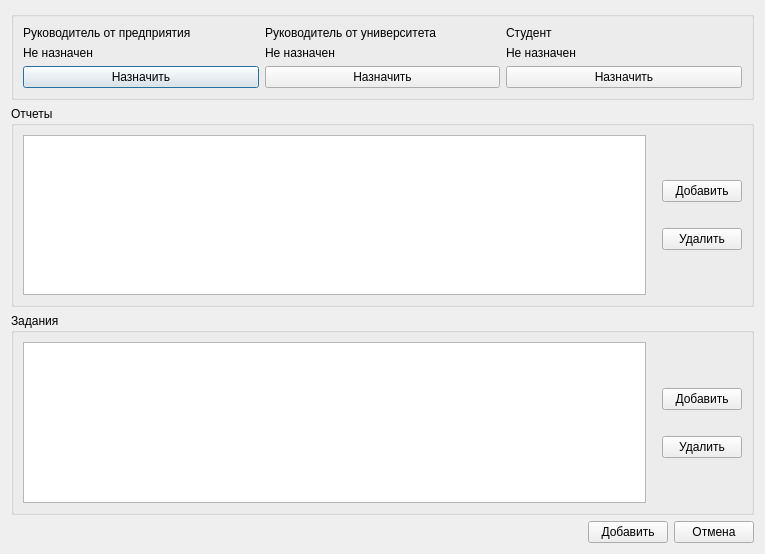
Qt form ui/passingpracticewindow.ui (7enSmile/clientVKR) before a commit.
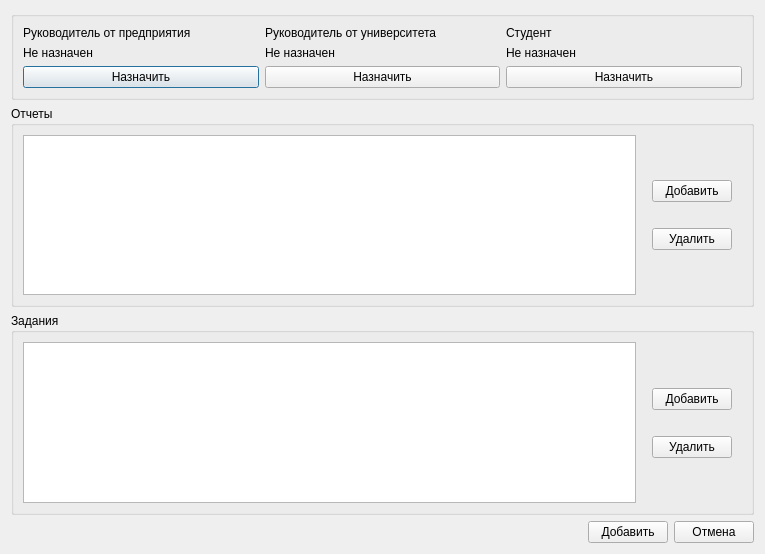
The same form after that commit.

Diff of the .ui file:
```diff
--- a/ui/passingpracticewindow.ui
+++ b/ui/passingpracticewindow.ui
@@ -131,7 +131,7 @@
            <enum>QAbstractItemView::SingleSelection</enum>
           </property>
           <attribute name="horizontalHeaderVisible">
-           <bool>true</bool>
+           <bool>false</bool>
           </attribute>
           <attribute name="horizontalHeaderDefaultSectionSize">
            <number>100</number>
@@ -219,6 +219,22 @@
         </item>
        </layout>
       </item>
+      <item>
+       <spacer name="horizontalSpacer">
+        <property name="orientation">
+         <enum>Qt::Horizontal</enum>
+        </property>
+        <property name="sizeType">
+         <enum>QSizePolicy::Fixed</enum>
+        </property>
+        <property name="sizeHint" stdset="0">
+         <size>
+          <width>10</width>
+          <height>20</height>
+         </size>
+        </property>
+       </spacer>
+      </item>
      </layout>
     </widget>
    </item>
@@ -236,7 +252,7 @@
            <enum>QAbstractItemView::SingleSelection</enum>
           </property>
           <attribute name="horizontalHeaderVisible">
-           <bool>true</bool>
+           <bool>false</bool>
           </attribute>
           <attribute name="horizontalHeaderDefaultSectionSize">
            <number>100</number>
@@ -324,6 +340,22 @@
         </item>
        </layout>
       </item>
+      <item>
+       <spacer name="horizontalSpacer_3">
+        <property name="orientation">
+         <enum>Qt::Horizontal</enum>
+        </property>
+        <property name="sizeType">
+         <enum>QSizePolicy::Fixed</enum>
+        </property>
+        <property name="sizeHint" stdset="0">
+         <size>
+          <width>10</width>
+          <height>20</height>
+         </size>
+        </property>
+       </spacer>
+      </item>
      </layout>
     </widget>
    </item>
```
